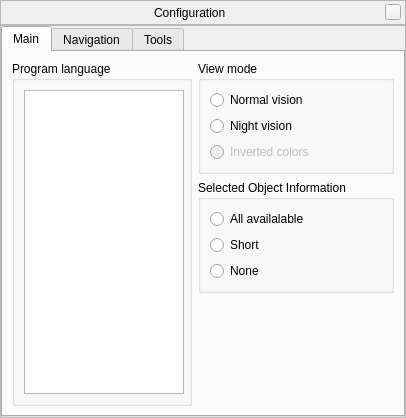
Qt form src/gui/configurationDialog.ui (519984307/stellarium_src) before a commit.
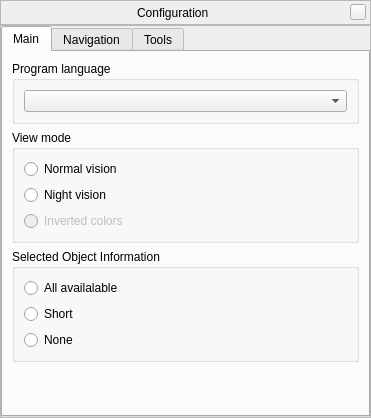
The same form after that commit. Custom widgets are drawn as their Qt base class.

Commit message: Started re-doing Location dialog. Use Plastique style as a base style -> fixed ComboBox problem.

```diff
--- a/src/gui/configurationDialog.ui
+++ b/src/gui/configurationDialog.ui
@@ -5,7 +5,7 @@
    <rect>
     <x>0</x>
     <y>0</y>
-    <width>406</width>
+    <width>371</width>
     <height>418</height>
    </rect>
   </property>
@@ -153,42 +153,27 @@
          <attribute name="title" >
           <string>Main</string>
          </attribute>
-         <layout class="QGridLayout" name="gridLayout_2" >
-          <item rowspan="3" row="0" column="0" >
+         <layout class="QVBoxLayout" name="verticalLayout_6" >
+          <item>
            <widget class="QGroupBox" name="groupBox_2" >
-            <property name="maximumSize" >
-             <size>
-              <width>180</width>
-              <height>16777215</height>
-             </size>
-            </property>
             <property name="title" >
              <string>Program language</string>
             </property>
             <layout class="QHBoxLayout" name="horizontalLayout_2" >
              <item>
-              <widget class="QListWidget" name="programLanguageListWidget" >
-               <property name="minimumSize" >
-                <size>
-                 <width>160</width>
-                 <height>0</height>
-                </size>
-               </property>
-               <property name="maximumSize" >
-                <size>
-                 <width>16777215</width>
-                 <height>16777215</height>
-                </size>
-               </property>
-               <property name="horizontalScrollBarPolicy" >
-                <enum>Qt::ScrollBarAlwaysOff</enum>
+              <widget class="QComboBox" name="programLanguageComboBox" >
+               <property name="sizePolicy" >
+                <sizepolicy vsizetype="Fixed" hsizetype="Preferred" >
+                 <horstretch>0</horstretch>
+                 <verstretch>0</verstretch>
+                </sizepolicy>
                </property>
               </widget>
              </item>
             </layout>
            </widget>
           </item>
-          <item row="0" column="1" >
+          <item>
            <widget class="QGroupBox" name="groupBox_6" >
             <property name="title" >
              <string>View mode</string>
@@ -230,7 +215,7 @@
             </layout>
            </widget>
           </item>
-          <item row="1" column="1" >
+          <item>
            <widget class="QGroupBox" name="groupBox_4" >
             <property name="sizePolicy" >
              <sizepolicy vsizetype="Preferred" hsizetype="Expanding" >
@@ -272,7 +257,7 @@
             </layout>
            </widget>
           </item>
-          <item row="2" column="1" >
+          <item>
            <spacer name="verticalSpacer" >
             <property name="orientation" >
              <enum>Qt::Vertical</enum>
```
Left out of the diff: 5 changed lines with no effect on the pictures. The commit also changes 13 other files.
